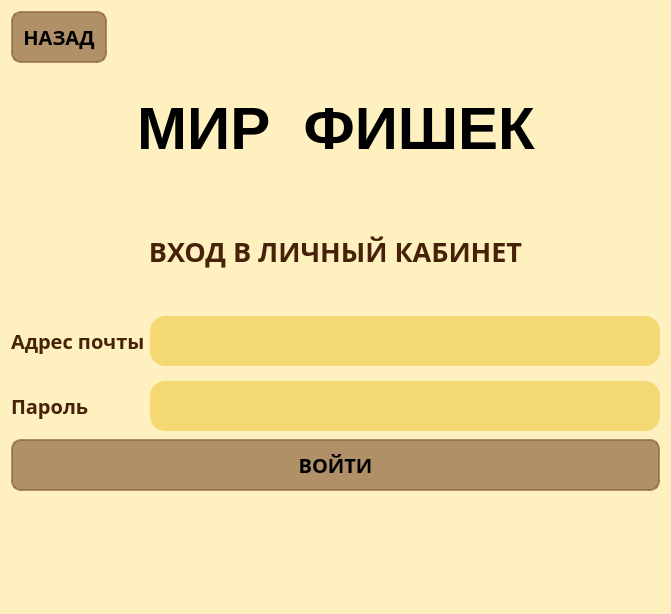
Before: the Qt Designer form Client/src/AllUi/Enter.ui in de-Beast/OnlineCasino, drawn with Qt 5.
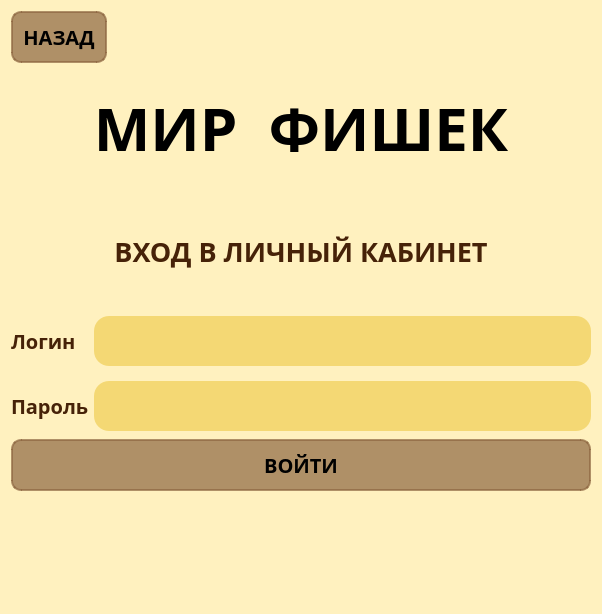
After: the same form once the commit is applied. Icons and pictures are not drawn.

Diff of the .ui file:
```diff
--- a/Client/src/AllUi/Enter.ui
+++ b/Client/src/AllUi/Enter.ui
@@ -6,7 +6,7 @@
    <rect>
     <x>0</x>
     <y>0</y>
-    <width>671</width>
+    <width>602</width>
     <height>614</height>
    </rect>
   </property>
@@ -72,6 +72,7 @@
       <widget class="QLabel" name="Logo">
        <property name="font">
         <font>
+         <family>Manrope</family>
          <pointsize>45</pointsize>
          <bold>true</bold>
         </font>
@@ -175,7 +176,7 @@
 color: #462208;</string>
        </property>
        <property name="text">
-        <string>Адрес почты</string>
+        <string>Логин</string>
        </property>
       </widget>
      </item>
```
Left out of the diff: 2 changed lines with no effect on the pictures.
